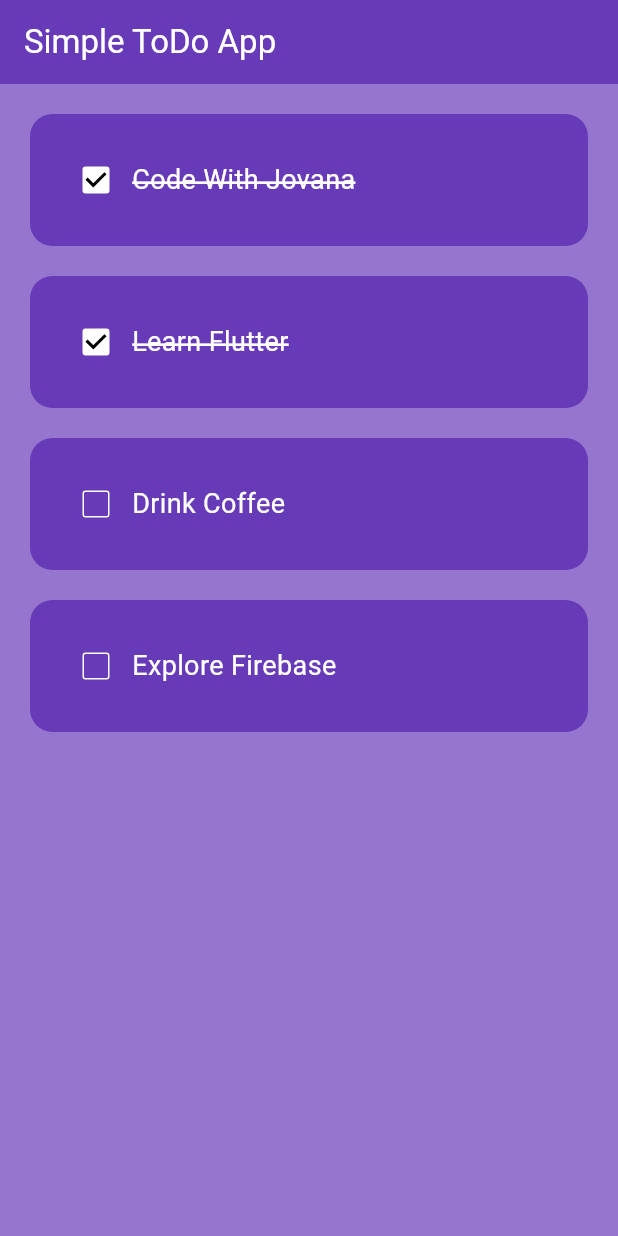
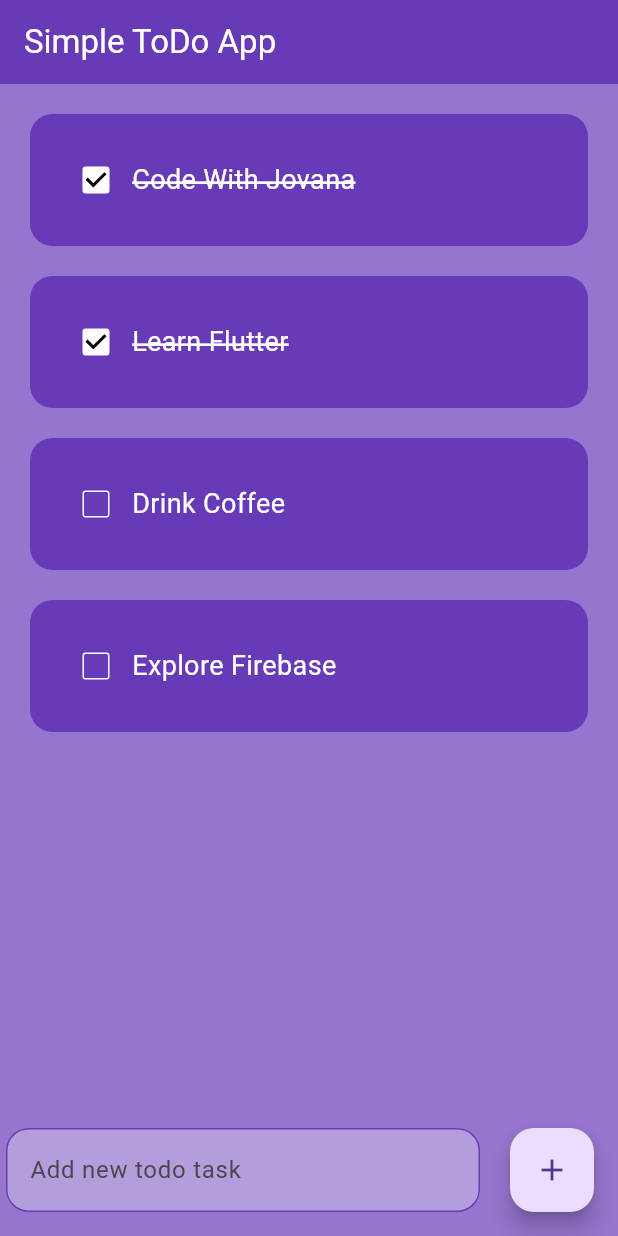
Before and after one commit to JovanaRadisavljevic/todoAppFlutter, a Flutter app: the screen it shows after launch, on a phone screen of 412 x 824 dp. Run offline on Flutter 3.47's test engine with Material 3 defaults, Android fonts, the phone set to English and light mode, and no system bars.

Commit message:
dodavanje novog zadatka

```diff
--- a/lib/pages/home_page.dart
+++ b/lib/pages/home_page.dart
@@ -9,6 +9,8 @@ class HomePage extends StatefulWidget {
 }
 
 class _HomePageState extends State<HomePage> {
+  final _controller = TextEditingController();
+
   List toDoList = [
     ['Code With Jovana', true],
     ['Learn Flutter', true],
@@ -19,6 +21,12 @@ class _HomePageState extends State<HomePage> {
   void checkBoxChanged(int index){
     setState(() {
       toDoList[index][1]= !toDoList[index][1];
+    });
+  }
+  void saveTask(){
+    setState(() {
+      toDoList.add([_controller.text,false]);
+      _controller.clear();
     });
   }
 
@@ -41,6 +49,39 @@ class _HomePageState extends State<HomePage> {
           );
         },
       ),
+      floatingActionButton: Row(
+        children: [
+          Expanded(
+              child: Padding(
+                padding: EdgeInsets.symmetric(horizontal: 20),
+                child: TextField(
+                  controller: _controller,
+                  decoration: InputDecoration(
+                    hintText: 'Add new todo task',
+                    filled: true,
+                    fillColor: Colors.deepPurple.shade200,
+                    enabledBorder: OutlineInputBorder(
+                      borderSide: const BorderSide(
+                        color: Colors.deepPurple,
+                      ),
+                      borderRadius: BorderRadius.circular(15),
+                    ),
+                    focusedBorder: OutlineInputBorder(
+                      borderSide: const BorderSide(
+                        color: Colors.deepPurple,
+                      ),
+                      borderRadius: BorderRadius.circular(15),
+                    ),
+                  ),
+                ),
+              ),
+          ),
+          FloatingActionButton(
+              onPressed: saveTask,
+              child: Icon(Icons.add),
+          ),
+        ],
+      ),
     );
   }
 }
```
